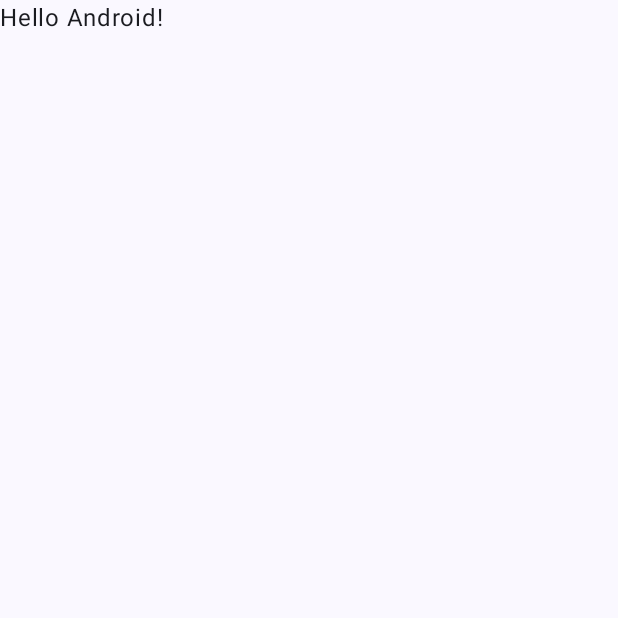
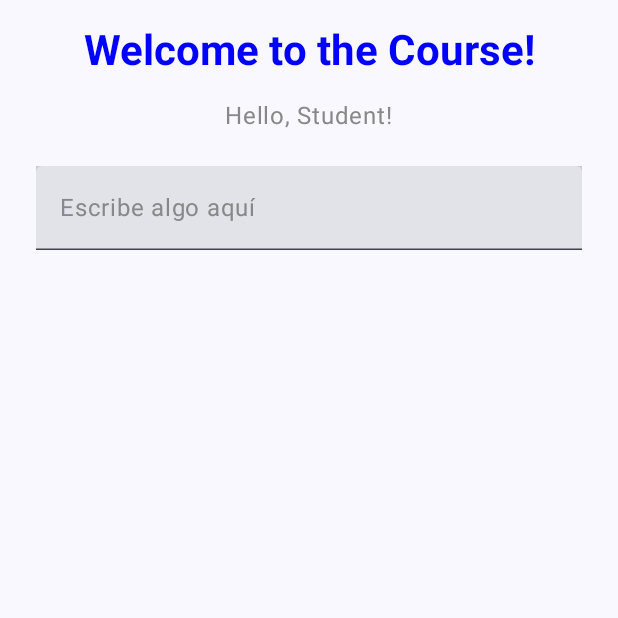
Before and after one commit to angelouszegarra/lab04ProMovi, an Android app built with Jetpack Compose: the screen it shows after launch (MainActivity), on a phone screen of 412 x 824 dp, the top half of it. Before the commit the part shown is almost empty. Run offline under Robolectric (Android 15) with nearby library versions, the phone set to English and light mode, and no system bars.

Commit message:
style: Modificaciones de estilo en EditText

```diff
--- a/MyApplication4/app/src/main/java/com/example/myapplication4/MainActivity.kt
+++ b/MyApplication4/app/src/main/java/com/example/myapplication4/MainActivity.kt
@@ -4,13 +4,27 @@ import android.os.Bundle
 import androidx.activity.ComponentActivity
 import androidx.activity.compose.setContent
 import androidx.activity.enableEdgeToEdge
+import androidx.compose.foundation.background
+import androidx.compose.foundation.layout.Column
+import androidx.compose.foundation.layout.Spacer
 import androidx.compose.foundation.layout.fillMaxSize
+import androidx.compose.foundation.layout.fillMaxWidth
+import androidx.compose.foundation.layout.height
 import androidx.compose.foundation.layout.padding
+import androidx.compose.material3.MaterialTheme
 import androidx.compose.material3.Scaffold
 import androidx.compose.material3.Text
+import androidx.compose.material3.TextField
+import androidx.compose.material3.TextFieldDefaults
 import androidx.compose.runtime.Composable
+import androidx.compose.ui.Alignment
 import androidx.compose.ui.Modifier
+import androidx.compose.ui.graphics.Color
+import androidx.compose.ui.text.TextStyle
+import androidx.compose.ui.text.font.FontWeight
 import androidx.compose.ui.tooling.preview.Preview
+import androidx.compose.ui.unit.dp
+import androidx.compose.ui.unit.sp
 import com.example.myapplication4.ui.theme.MyApplication4Theme
 
 class MainActivity : ComponentActivity() {
@@ -20,8 +34,7 @@ class MainActivity : ComponentActivity() {
         setContent {
             MyApplication4Theme {
                 Scaffold(modifier = Modifier.fillMaxSize()) { innerPadding ->
-                    Greeting(
-                        name = "Android",
+                    ViewHolaCurso(
                         modifier = Modifier.padding(innerPadding)
                     )
                 }
@@ -31,17 +44,51 @@ class MainActivity : ComponentActivity() {
 }
 
 @Composable
-fun Greeting(name: String, modifier: Modifier = Modifier) {
-    Text(
-        text = "Hello $name!",
+fun ViewHolaCurso(modifier: Modifier = Modifier) {
+    Column(
         modifier = modifier
-    )
+            .fillMaxWidth()
+            .padding(16.dp),
+        horizontalAlignment = Alignment.CenterHorizontally
+    ) {
+        Text(
+            text = "Welcome to the Course!",
+            style = MaterialTheme.typography.headlineMedium,
+            fontWeight = FontWeight.Bold,
+            color = Color.Blue
+        )
+        Spacer(modifier = Modifier.height(16.dp))
+        Text(
+            text = "Hello, Student!",
+            style = MaterialTheme.typography.bodyLarge,
+            color = Color.Gray
+        )
+        Spacer(modifier = Modifier.height(16.dp))
+        TextField(
+            value = "",
+            onValueChange = {},
+            modifier = Modifier
+                .fillMaxWidth()
+                .padding(8.dp)
+                .background(Color.LightGray),
+            textStyle = TextStyle(
+                fontSize = 18.sp,
+                color = Color.Black
+            ),
+            placeholder = {
+                Text(
+                    text = "Escribe algo aquí",
+                    color = Color.Gray
+                )
+            }
+        )
+    }
 }
 
 @Preview(showBackground = true)
 @Composable
-fun GreetingPreview() {
+fun ViewHolaCursoPreview() {
     MyApplication4Theme {
-        Greeting("Android")
+        ViewHolaCurso()
     }
 }
```
